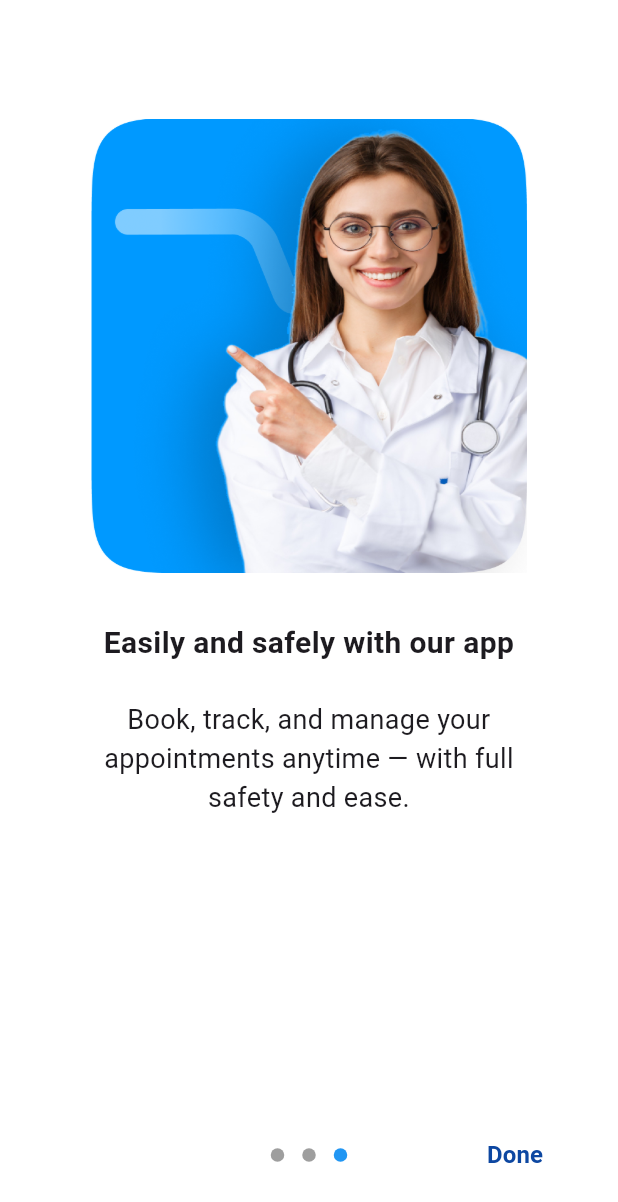
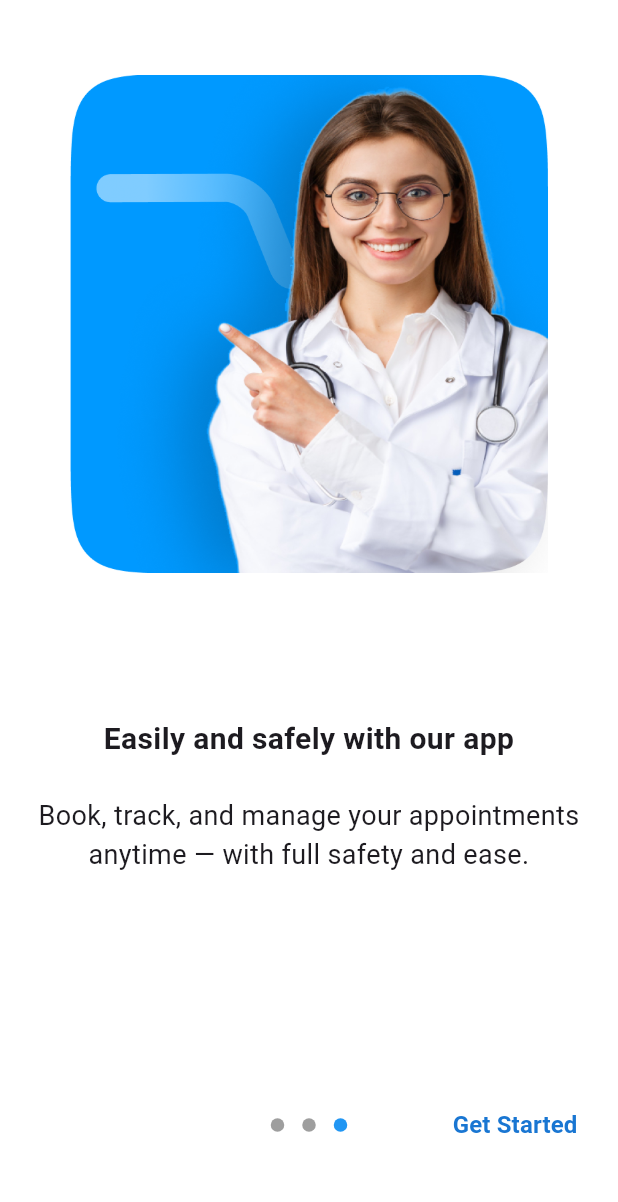
Before and after one commit to NourMahamoud/Healthy_System, a Flutter app: the screen it shows after launch, swiped to page 3, on a phone screen of 412 x 824 dp. Shown: the top 1202 px of the screen. Run offline on Flutter 3.47's test engine with Material 3 defaults, Android fonts, the phone set to English and light mode, and no system bars; drawn by our look-alikes of introduction_screen; our stand-ins replace cloud_firestore, dartz, firebase_auth, firebase_core, font_awesome_flutter, google_fonts and 2 more; accounts and stored records are empty; project files that could hold a hidden picture were left out.

Commit message:
Save local changes

```diff
--- a/lib/View/Intro_Screens/OnBoarding_Screens.dart
+++ b/lib/View/Intro_Screens/OnBoarding_Screens.dart
@@ -8,8 +8,7 @@ class OnBoardingScreen extends StatelessWidget {
   @override
   Widget build(BuildContext context) {
     return IntroductionScreen(
-      bodyPadding: EdgeInsets.all(29),
-      controlsPadding: EdgeInsets.only(bottom: 30),
+      controlsPadding: EdgeInsets.only(bottom: 50),
       curve: Curves.easeOutCubic,
       dotsDecorator: DotsDecorator(
         activeColors: [Colors.blue, Colors.blue, Colors.blue],
@@ -23,30 +22,32 @@ class OnBoardingScreen extends StatelessWidget {
             alignment: Alignment.center,
           ),
           decoration: const PageDecoration(
-            imagePadding: EdgeInsets.only(
-              top: 50,
-            ), // 👈 controls image position
+            contentMargin: EdgeInsets.only(top: 80),
+            imagePadding: EdgeInsets.only(top: 50),
           ),
         ),
         PageViewModel(
           title: "Track your bookings",
           body:
-              "Stay updated with your upcoming appointments and changes in one place.",
+          "Stay updated with your upcoming appointments and changes in one place.",
           image: Image.asset(Image_path().onBoarding_2),
           decoration: const PageDecoration(
+            contentMargin: EdgeInsets.only(top: 80),
             imagePadding: EdgeInsets.only(top: 50),
           ),
         ),
         PageViewModel(
           title: "Easily and safely with our app",
           body:
-              "Book, track, and manage your appointments anytime — with full safety and ease.",
+          "Book, track, and manage your appointments anytime — with full safety and ease.",
           image: Image.asset(Image_path().onBoarding_3),
           decoration: const PageDecoration(
+            contentMargin: EdgeInsets.only(top: 80),
             imagePadding: EdgeInsets.only(top: 50),
           ),
         ),
       ],
+
       showSkipButton: true,
       skip: Text(
         "Skip",
@@ -54,36 +55,18 @@ class OnBoardingScreen extends StatelessWidget {
       ),
       next: Icon(Icons.arrow_forward, size: 25, color: Colors.blue[900]),
       done: Text(
-        "Done",
+        "Get Started",
         style: TextStyle(
           fontWeight: FontWeight.bold,
           fontSize: 16,
-          color: Colors.blue[900],
+          color: Colors.blue[700],
         ),
       ),
       onDone: () {
         // Navigate to home or login
-       Navigator.of(context).pushReplacementNamed('/login' );
+        Navigator.pushReplacementNamed(context, '/login') ;
 
       },
     );
   }
 }
-
-// Dummy Home Screen for testing
-class HomeScreen extends StatelessWidget {
-  const HomeScreen({super.key});
-
-  @override
-  Widget build(BuildContext context) {
-    return Scaffold(
-      appBar: AppBar(title: const Text("Doctify")),
-      body: Center(
-        child: Text(
-          "Dummy Home Screen for testing",
-          style: TextStyle(fontSize: 20),
-        ),
-      ),
-    );
-  }
-}
```
Also changed, not shown: pubspec.lock.
